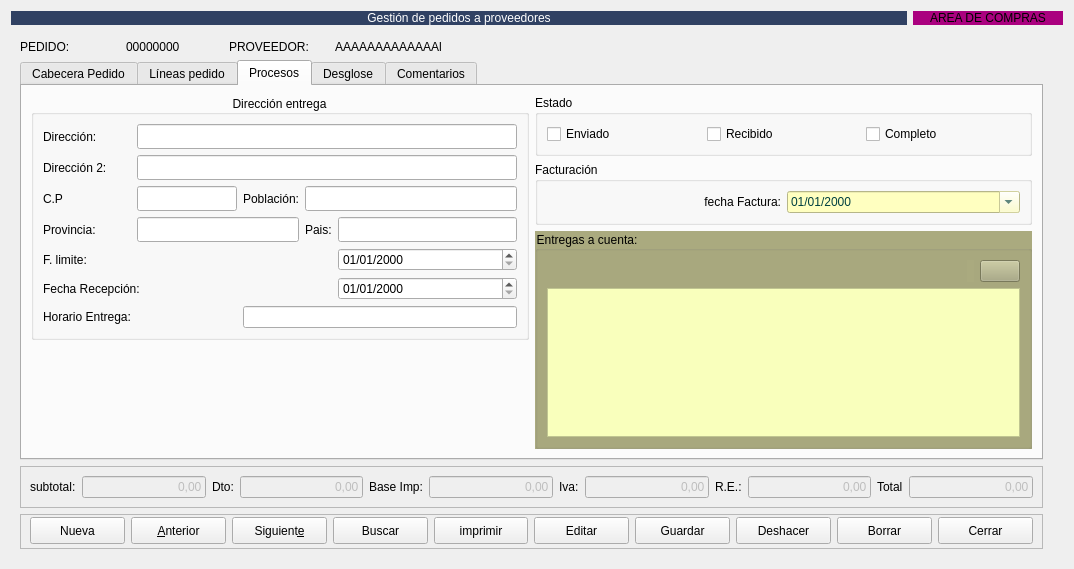
Above: Zona_Compras/frmpedidosproveedor.ui from arcnexus/RedFoX before the change. Below: the same form after it.
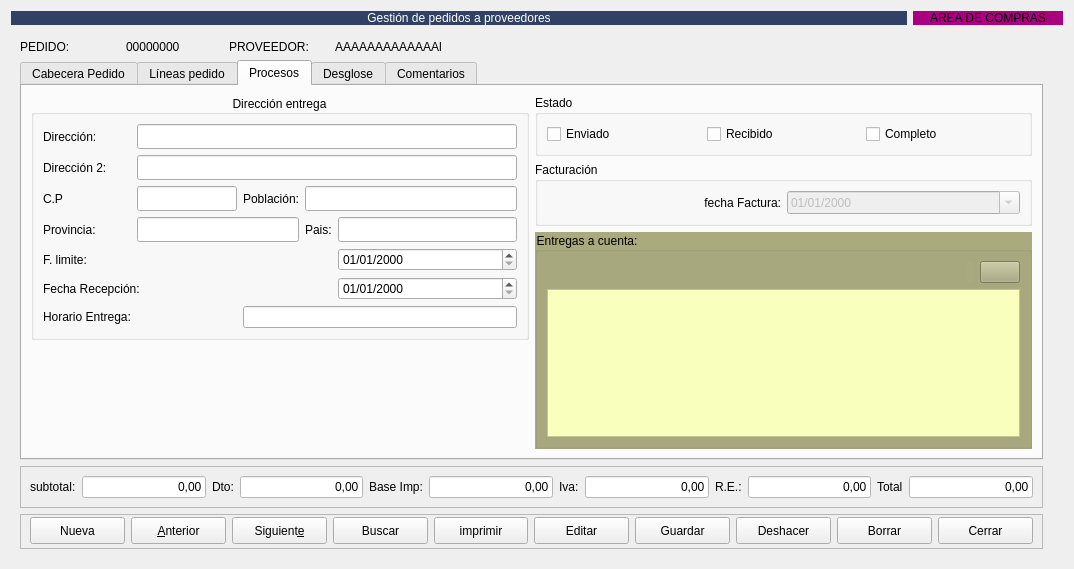
That is the form after the change. The open tabs and pages were chosen to show the change. Icons and pictures are not drawn.

What changed in the file:
```diff
--- a/Zona_Compras/frmpedidosproveedor.ui
+++ b/Zona_Compras/frmpedidosproveedor.ui
@@ -620,10 +620,6 @@
                   <verstretch>0</verstretch>
                  </sizepolicy>
                 </property>
-                <property name="styleSheet">
-                 <string notr="true">background-color: rgb(255, 255, 192);
-color: rgb(0, 64, 64);</string>
-                </property>
                 <property name="displayFormat">
                  <string>dd/MM/yyyy</string>
                 </property>
@@ -854,7 +850,8 @@
            <item row="2" column="1" rowspan="3">
             <widget class="QGroupBox" name="groupBox_3">
              <property name="styleSheet">
-              <string notr="true">background-color: rgb(170, 170, 127);</string>
+              <string notr="true">background-color: rgb(170, 170, 127);
+color: rgb(0, 0, 0);</string>
              </property>
              <property name="title">
               <string>Entregas a cuenta:</string>
@@ -1778,6 +1775,10 @@
               <height>16777215</height>
              </size>
             </property>
+            <property name="styleSheet">
+             <string notr="true">background-color: rgb(255, 255, 255);
+color: rgb(0, 0, 0);</string>
+            </property>
             <property name="text">
              <string>0,00</string>
             </property>
@@ -1807,6 +1808,10 @@
               <height>16777215</height>
              </size>
             </property>
+            <property name="styleSheet">
+             <string notr="true">background-color: rgb(255, 255, 255);
+color: rgb(0, 0, 0);</string>
+            </property>
             <property name="text">
              <string>0,00</string>
             </property>
@@ -1839,6 +1844,10 @@
               <height>16777215</height>
              </size>
             </property>
+            <property name="styleSheet">
+             <string notr="true">background-color: rgb(255, 255, 255);
+color: rgb(0, 0, 0);</string>
+            </property>
             <property name="text">
              <string>0,00</string>
             </property>
@@ -1865,6 +1874,10 @@
               <height>16777215</height>
              </size>
             </property>
+            <property name="styleSheet">
+             <string notr="true">background-color: rgb(255, 255, 255);
+color: rgb(0, 0, 0);</string>
+            </property>
             <property name="text">
              <string>0,00</string>
             </property>
@@ -1885,6 +1898,10 @@
             <property name="enabled">
              <bool>false</bool>
             </property>
+            <property name="styleSheet">
+             <string notr="true">background-color: rgb(255, 255, 255);
+color: rgb(0, 0, 0);</string>
+            </property>
             <property name="text">
              <string>0,00</string>
             </property>
@@ -1911,6 +1928,10 @@
               <height>16777215</height>
              </size>
             </property>
+            <property name="styleSheet">
+             <string notr="true">background-color: rgb(255, 255, 255);
+color: rgb(0, 0, 0);</string>
+            </property>
             <property name="text">
              <string>0,00</string>
             </property>
```
Left out of the diff: 6 changed lines with no effect on the pictures.
